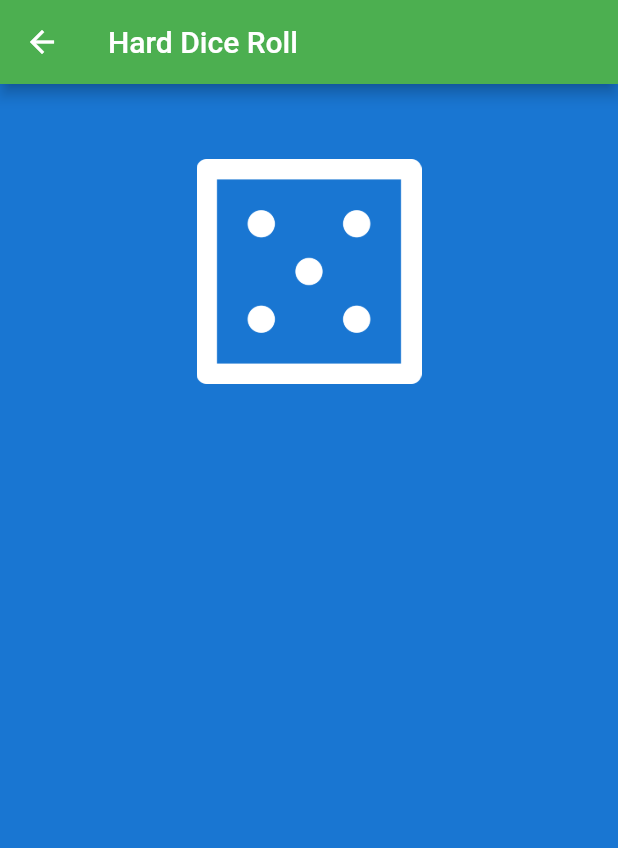
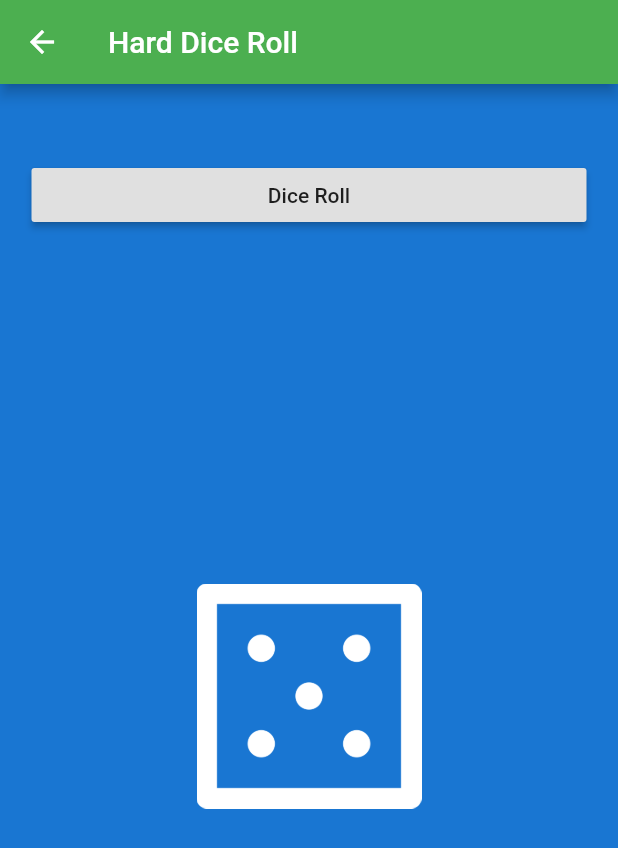
Before and after one commit to I-am-Zain/fa17_bse_075, a Flutter app: the HardDice screen opened directly, on a phone screen of 412 x 824 dp. Shown: the top 848 px of the screen. Run offline on Flutter 3.47's test engine with Material 2 defaults, Android fonts, the phone set to English and light mode, and no system bars.

Commit message:
hard Level Dice Visibilty function✔

```diff
--- a/lib/HardPage.dart
+++ b/lib/HardPage.dart
@@ -14,6 +14,7 @@ class _HardDiceState extends State<HardDice> {
   //var random = new Random();
   int randomIntForDiceOne = Random().nextInt(6);
   int randomIntForDiceTwo = Random().nextInt(6);
+   bool _visible=false;
   @override
   Widget build(BuildContext context) {
     return Scaffold(
@@ -29,17 +30,22 @@ class _HardDiceState extends State<HardDice> {
             Row(
             mainAxisAlignment: MainAxisAlignment.spaceAround,
              children: <Widget>[
-               Expanded(child: FlatButton(
+               Expanded(child: RaisedButton(
+                 child: Text('Dice Roll'),
                  onPressed: (){
                    setState(() {
                      changeImage();
-                     diceChoice();
+                     _visible =!_visible;
+                     //diceChoice();
 
                    });
-                 }, child: Image.asset('image/'+imageArray[randomIntForDiceOne], height: 150, width: 150,)
-               ),)
+                 },
+               ),
+               ),
 
-            ],)
+
+            ],),
+            Expanded(child: Visibility(visible: !_visible, child: Image.asset('image/'+imageArray[randomIntForDiceOne], height: 150, width: 150,)))
           ],
         ),
       ),
```
